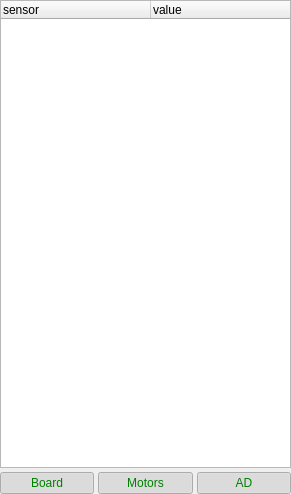
Qt form rc110_rviz_panel/src/rc110_panel.ui (zmp/robocar110_ros) before a commit.
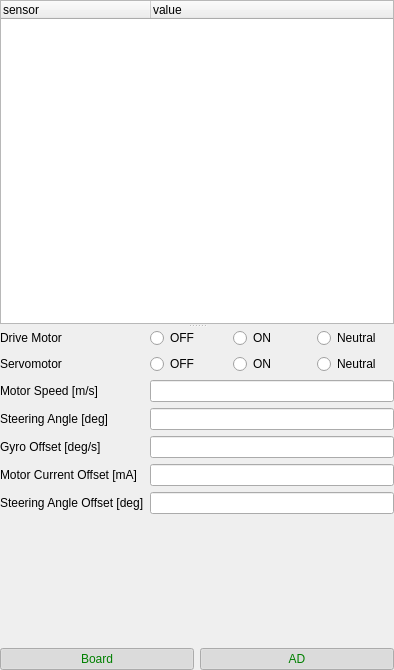
The same form after that commit.

Commit message: IZ-33 motors settings

The edit to the form file:
```diff
--- a/rc110_rviz_panel/src/rc110_panel.ui
+++ b/rc110_rviz_panel/src/rc110_panel.ui
@@ -6,17 +6,14 @@
    <rect>
     <x>0</x>
     <y>0</y>
-    <width>291</width>
-    <height>494</height>
+    <width>394</width>
+    <height>670</height>
    </rect>
   </property>
   <property name="windowTitle">
    <string>Form</string>
   </property>
   <layout class="QVBoxLayout" name="verticalLayout_2">
-   <property name="spacing">
-    <number>4</number>
-   </property>
    <property name="leftMargin">
     <number>0</number>
    </property>
@@ -30,26 +27,167 @@
     <number>0</number>
    </property>
    <item>
-    <widget class="QTreeWidget" name="treeWidget">
-     <property name="columnCount">
-      <number>2</number>
+    <widget class="QSplitter" name="splitter">
+     <property name="orientation">
+      <enum>Qt::Vertical</enum>
      </property>
-     <attribute name="headerVisible">
-      <bool>true</bool>
-     </attribute>
-     <attribute name="headerDefaultSectionSize">
-      <number>150</number>
-     </attribute>
-     <column>
-      <property name="text">
-       <string notr="true">sensor</string>
+     <widget class="QTreeWidget" name="treeWidget">
+      <property name="columnCount">
+       <number>2</number>
       </property>
-     </column>
-     <column>
-      <property name="text">
-       <string notr="true">value</string>
-      </property>
-     </column>
+      <attribute name="headerVisible">
+       <bool>true</bool>
+      </attribute>
+      <attribute name="headerDefaultSectionSize">
+       <number>150</number>
+      </attribute>
+      <column>
+       <property name="text">
+        <string notr="true">sensor</string>
+       </property>
+      </column>
+      <column>
+       <property name="text">
+        <string notr="true">value</string>
+       </property>
+      </column>
+     </widget>
+     <widget class="QWidget" name="controlsWidget" native="true">
+      <layout class="QFormLayout" name="formLayout">
+       <item row="0" column="0">
+        <widget class="QLabel" name="motorLabel">
+         <property name="text">
+          <string>Drive Motor</string>
+         </property>
+        </widget>
+       </item>
+       <item row="0" column="1">
+        <layout class="QHBoxLayout" name="motorRadioLayout">
+         <item>
+          <widget class="QRadioButton" name="motorOffRadio">
+           <property name="text">
+            <string>OFF</string>
+           </property>
+           <attribute name="buttonGroup">
+            <string notr="true">motorGroup</string>
+           </attribute>
+          </widget>
+         </item>
+         <item>
+          <widget class="QRadioButton" name="motorOnRadio">
+           <property name="text">
+            <string>ON</string>
+           </property>
+           <attribute name="buttonGroup">
+            <string notr="true">motorGroup</string>
+           </attribute>
+          </widget>
+         </item>
+         <item>
+          <widget class="QRadioButton" name="motorNeutralRadio">
+           <property name="text">
+            <string>Neutral</string>
+           </property>
+           <attribute name="buttonGroup">
+            <string notr="true">motorGroup</string>
+           </attribute>
+          </widget>
+         </item>
+        </layout>
+       </item>
+       <item row="2" column="0">
+        <widget class="QLabel" name="servoLabel">
+         <property name="text">
+          <string>Servomotor</string>
+         </property>
+        </widget>
+       </item>
+       <item row="2" column="1">
+        <layout class="QHBoxLayout" name="servoRadioLayout">
+         <item>
+          <widget class="QRadioButton" name="servoOffRadio">
+           <property name="text">
+            <string>OFF</string>
+           </property>
+           <attribute name="buttonGroup">
+            <string notr="true">servoGroup</string>
+           </attribute>
+          </widget>
+         </item>
+         <item>
+          <widget class="QRadioButton" name="servoOnRadio">
+           <property name="text">
+            <string>ON</string>
+           </property>
+           <attribute name="buttonGroup">
+            <string notr="true">servoGroup</string>
+           </attribute>
+          </widget>
+         </item>
+         <item>
+          <widget class="QRadioButton" name="servoNeutralRadio">
+           <property name="text">
+            <string>Neutral</string>
+           </property>
+           <attribute name="buttonGroup">
+            <string notr="true">servoGroup</string>
+           </attribute>
+          </widget>
+         </item>
+        </layout>
+       </item>
+       <item row="4" column="1">
+        <widget class="QLineEdit" name="motorSpeedEdit"/>
+       </item>
+       <item row="5" column="0">
+        <widget class="QLabel" name="steeringAnglelabel">
+         <property name="text">
+          <string>Steering Angle [deg]</string>
+         </property>
+        </widget>
+       </item>
+       <item row="5" column="1">
+        <widget class="QLineEdit" name="steeringAngleEdit"/>
+       </item>
+       <item row="7" column="0">
+        <widget class="QLabel" name="gyroOffsetLabel">
+         <property name="text">
+          <string>Gyro Offset [deg/s]</string>
+         </property>
+        </widget>
+       </item>
+       <item row="7" column="1">
+        <widget class="QLineEdit" name="gyroOffsetEdit"/>
+       </item>
+       <item row="4" column="0">
+        <widget class="QLabel" name="motorSpeedlabel">
+         <property name="text">
+          <string>Motor Speed [m/s]</string>
+         </property>
+        </widget>
+       </item>
+       <item row="8" column="0">
+        <widget class="QLabel" name="motorCurrentOffsetLabel">
+         <property name="text">
+          <string>Motor Current Offset [mA]</string>
+         </property>
+        </widget>
+       </item>
+       <item row="8" column="1">
+        <widget class="QLineEdit" name="motorCurrentOffsetEdit"/>
+       </item>
+       <item row="9" column="0">
+        <widget class="QLabel" name="steeringAngleOffsetLabel">
+         <property name="text">
+          <string>Steering Angle Offset [deg]</string>
+         </property>
+        </widget>
+       </item>
+       <item row="9" column="1">
+        <widget class="QLineEdit" name="steeringAngleOffsetEdit"/>
+       </item>
+      </layout>
+     </widget>
     </widget>
    </item>
    <item>
@@ -78,30 +216,6 @@
        </property>
       </widget>
      </item>
-     <item>
-      <widget class="QPushButton" name="motorsButton">
-       <property name="toolTip">
-        <string>Motor and servomotor on/off</string>
-       </property>
-       <property name="styleSheet">
-        <string notr="true">QPushButton {
-    color: red;
-}
-QPushButton:checked {
-    color: green;
-}</string>
-       </property>
-       <property name="text">
-        <string>Motors</string>
-       </property>
-       <property name="checkable">
-        <bool>true</bool>
-       </property>
-       <property name="checked">
-        <bool>true</bool>
-       </property>
-      </widget>
-     </item>
      <item>
       <widget class="QPushButton" name="adButton">
        <property name="toolTip">
```
Left out of the diff: 6 changed lines with no effect on the pictures. The commit also changes 5 other files.
